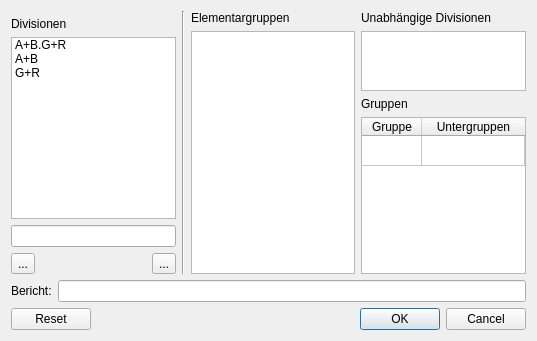
Qt form wz-data/ui/dialog_class_groups.ui (gradgrind/WZ3) before a commit.
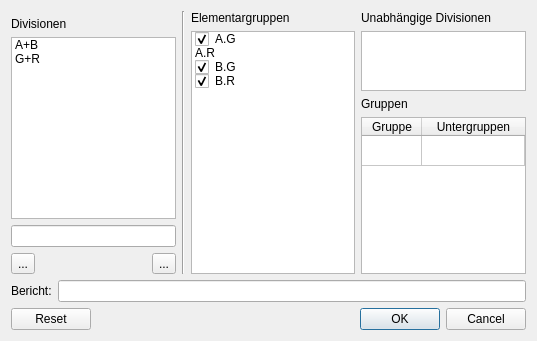
The same form after that commit. Icons and pictures are not drawn.

Commit message: Unstable – simplifying class-group handling ...

Patch:
```diff
--- a/wz-data/ui/dialog_class_groups.ui
+++ b/wz-data/ui/dialog_class_groups.ui
@@ -46,11 +46,6 @@
          <property name="selectionMode">
           <enum>QAbstractItemView::SingleSelection</enum>
          </property>
-         <item>
-          <property name="text">
-           <string>A+B.G+R</string>
-          </property>
-         </item>
          <item>
           <property name="text">
            <string>A+B</string>
@@ -149,6 +144,38 @@
          <property name="selectionMode">
           <enum>QAbstractItemView::NoSelection</enum>
          </property>
+         <item>
+          <property name="text">
+           <string>A.G</string>
+          </property>
+          <property name="checkState">
+           <enum>Checked</enum>
+          </property>
+         </item>
+         <item>
+          <property name="text">
+           <string>A.R</string>
+          </property>
+          <property name="checkState">
+           <enum>Unchecked</enum>
+          </property>
+         </item>
+         <item>
+          <property name="text">
+           <string>B.G</string>
+          </property>
+          <property name="checkState">
+           <enum>Checked</enum>
+          </property>
+         </item>
+         <item>
+          <property name="text">
+           <string>B.R</string>
+          </property>
+          <property name="checkState">
+           <enum>Checked</enum>
+          </property>
+         </item>
         </widget>
        </item>
       </layout>
```
The commit also changes 2 other files.
